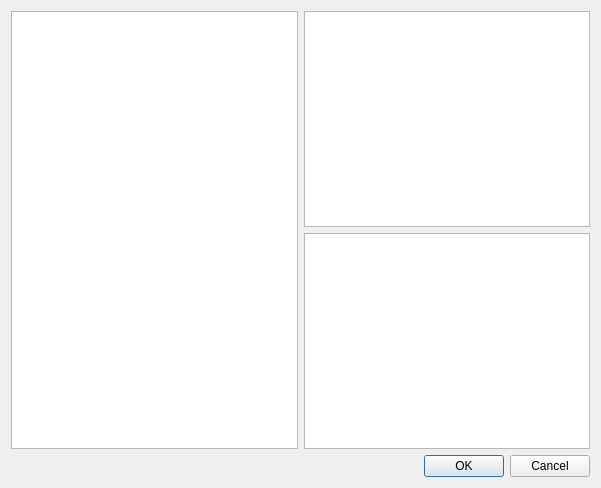
regiongis/statistikbanken, file statistikbanken_dialog_base.ui: the form before one commit.
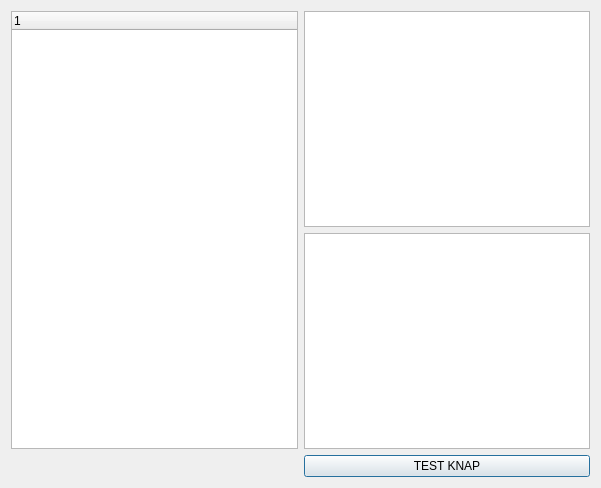
The form after the commit.

Commit message: Test knap tilføjet

```diff
--- a/statistikbanken_dialog_base.ui
+++ b/statistikbanken_dialog_base.ui
@@ -14,9 +14,6 @@
    <string>Statistikbanken</string>
   </property>
   <layout class="QGridLayout" name="gridLayout">
-   <item row="0" column="0" rowspan="2">
-    <widget class="QTreeView" name="treeView"/>
-   </item>
    <item row="1" column="1">
     <widget class="QListView" name="listView_2"/>
    </item>
@@ -24,12 +21,21 @@
     <widget class="QListView" name="listView"/>
    </item>
    <item row="2" column="1">
-    <widget class="QDialogButtonBox" name="buttonBox">
-     <property name="standardButtons">
-      <set>QDialogButtonBox::Cancel|QDialogButtonBox::Ok</set>
+    <widget class="QPushButton" name="pushButton">
+     <property name="text">
+      <string>TEST KNAP</string>
      </property>
     </widget>
    </item>
+   <item row="0" column="0" rowspan="2">
+    <widget class="QTreeWidget" name="treeWidget">
+     <column>
+      <property name="text">
+       <string notr="true">1</string>
+      </property>
+     </column>
+    </widget>
+   </item>
   </layout>
  </widget>
  <resources/>
```
